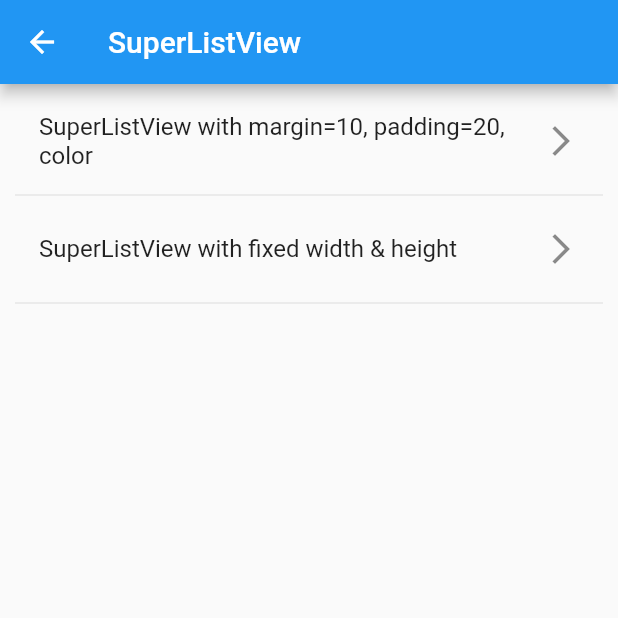
After one commit to fluttervn/super_widgets, a Flutter app: the SuperListViewPage screen opened directly, on a phone screen of 412 x 824 dp, the top half of it. The commit adds this screen. Run offline on Flutter 3.47's test engine with Material 2 defaults, Android fonts, the phone set to English and light mode, and no system bars; our stand-ins replace fluttertoast.

Commit message:
Add demo: SuperListView

```diff
--- a/example/lib/main.dart
+++ b/example/lib/main.dart
@@ -12,6 +12,7 @@ import 'super_icon_page.dart';
 import 'super_indexed_stack_page.dart';
 import 'super_inkwell_page.dart';
 import 'super_list_tile_page.dart';
+import 'super_listview_page.dart';
 import 'super_raised_button_page.dart';
 import 'super_row_page.dart';
 import 'super_scrollview_column_page.dart';
@@ -52,6 +53,7 @@ class MyHomePage extends StatelessWidget {
     'SuperIndexedStack': SuperIndexedStackPage(),
     'SuperInkWell': SuperInkWellPage(),
     'SuperListTile': SuperListTilePage(),
+    'SuperListView': SuperListViewPage(),
     'SuperStack': SuperStackPage(),
     'SuperRow': SuperRowPage(),
     'SuperRaisedButton': SuperRaisedButtonPage(),
--- /dev/null
+++ b/example/lib/super_listview_page.dart
@@ -0,0 +1,92 @@
+import 'package:flutter/material.dart';
+import 'package:flutter/widgets.dart';
+import 'package:super_widgets/super_widgets.dart';
+
+/// SuperListView sample
+class SuperListViewPage extends StatelessWidget {
+  final _scaffoldKey = GlobalKey<ScaffoldState>();
+
+  @override
+  Widget build(BuildContext context) {
+    return Scaffold(
+      appBar: AppBar(
+        key: _scaffoldKey,
+        title: Text('SuperListView'),
+      ),
+      body: buildBody(context),
+    );
+  }
+
+  /// Content of this page
+  Widget buildBody(BuildContext context) {
+    final listTile = SuperListTile(
+      color: Colors.blue.shade100,
+      title: Text('fluttervn/super_widgets'),
+      trailing: Icon(Icons.more_vert),
+    );
+    final listContent = <Widget>[
+      listTile,
+      Divider(),
+      listTile,
+      Divider(),
+      listTile,
+      Divider(),
+      listTile,
+      Divider(),
+      listTile,
+      Divider(),
+      listTile,
+      Divider(),
+      listTile,
+      Divider(),
+    ];
+
+    return SuperScrollViewColumn(
+      padding: EdgeInsets.all(10),
+      mainAxisSize: MainAxisSize.max,
+      crossAxisAlignment: CrossAxisAlignment.start,
+      children: <Widget>[
+        ..._wrapInRow(
+          context,
+          description: 'SuperListView with margin=10, padding=20, color',
+          widget: SuperListView(
+            color: Colors.grey.shade200,
+            margin: EdgeInsets.all(10),
+            padding: EdgeInsets.all(20),
+            children: listContent,
+          ),
+        ),
+        ..._wrapInRow(
+          context,
+          description: 'SuperListView with fixed width & height',
+          widget: SuperListView(
+            color: Colors.grey.shade200,
+            height: 100,
+            width: 250,
+            children: listContent,
+          ),
+        ),
+      ],
+    );
+  }
+
+  List<Widget> _wrapInRow(BuildContext context,
+      {String description, Widget widget}) {
+    return [
+      ListTile(
+        title: Text(description),
+        trailing: Icon(Icons.arrow_forward_ios),
+        onTap: () => showModalBottomSheet(
+          context: _scaffoldKey.currentContext,
+          builder: (context) => Scaffold(
+            appBar: AppBar(
+              title: Text(description),
+            ),
+            body: widget,
+          ),
+        ),
+      ),
+      Divider(),
+    ];
+  }
+}
```
